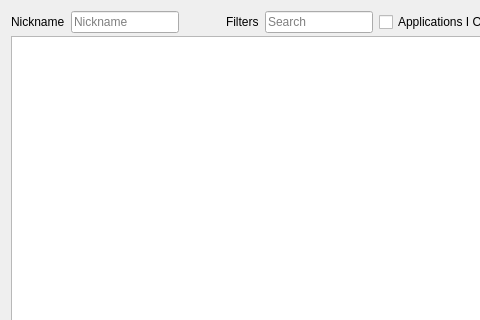
amwatson/CitraVR, file src/citra_qt/multiplayer/lobby.ui: the form before one commit; both pictures show x 0 to 480 and y 0 to 320 of the 903 by 487 pixel window.
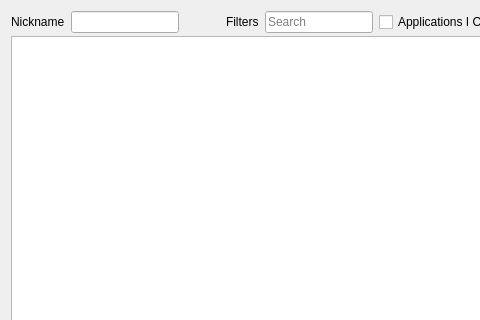
The form after the commit.

The edit to the form file:
```diff
--- a/src/citra_qt/multiplayer/lobby.ui
+++ b/src/citra_qt/multiplayer/lobby.ui
@@ -35,8 +35,8 @@
          </item>
          <item>
           <widget class="QLineEdit" name="nickname">
-           <property name="placeholderText">
-            <string>Nickname</string>
+            <property name="toolTip">
+              <string>This property is linked to the 3DS system username.</string>
            </property>
           </widget>
          </item>
```
Lines whose indentation alone changed are shown as unchanged.
